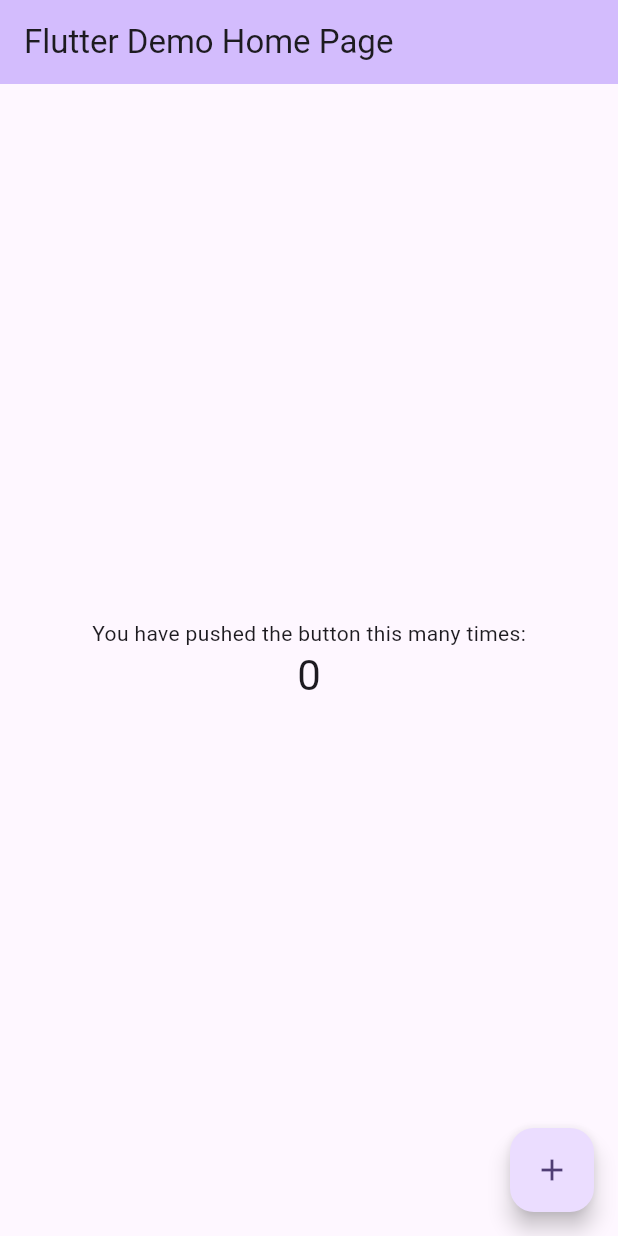
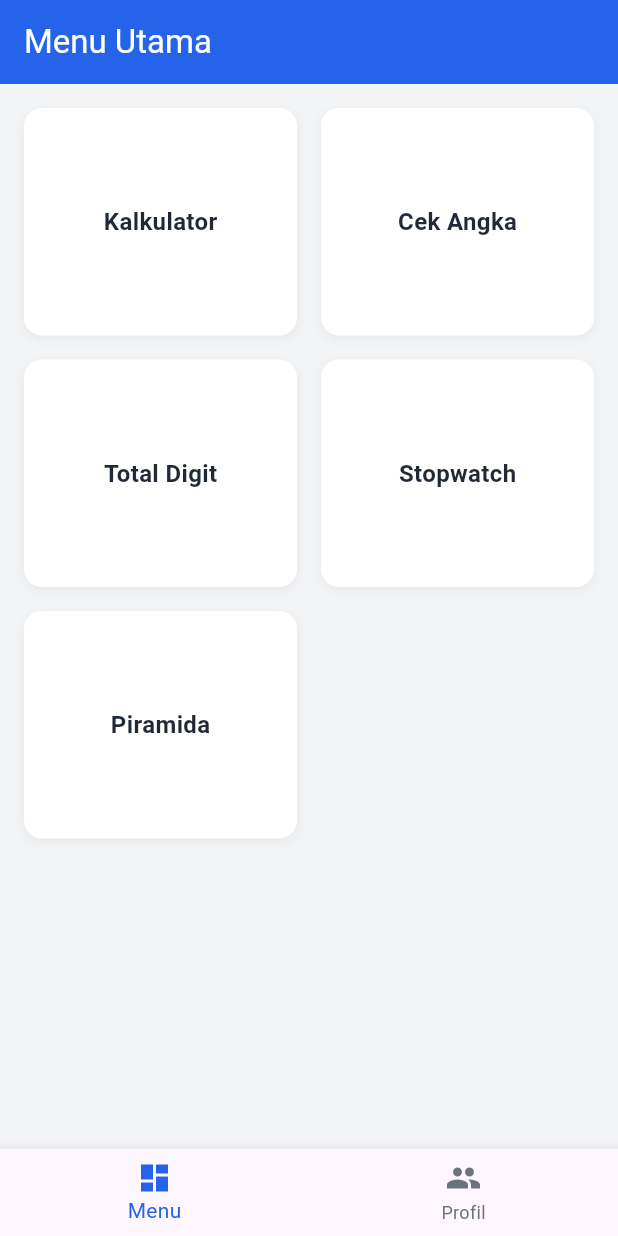
Before and after one commit to AmnanBK/tpm-tugas-modul-4, a Flutter app: the screen it shows after launch, on a phone screen of 412 x 824 dp. Run offline on Flutter 3.47's test engine with Material 3 defaults, Android fonts, the phone set to English and light mode, and no system bars.

Commit message:
feat(core): initialize app architecture with theme, main entry, and home navigation

```diff
--- a/lib/core/theme/app_colors.dart
+++ b/lib/core/theme/app_colors.dart
@@ -0,0 +1,12 @@
+import 'package:flutter/material.dart';
+
+class AppColors {
+  AppColors._();
+
+  static const Color primary = Color(0xFF2563EB);
+  static const Color secondary = Color(0xFF10B981); // Untuk sukses/aksen
+  static const Color background = Color(0xFFF3F4F6); // Untuk latar
+  static const Color surface = Colors.white; // Untuk card/container
+  static const Color textPrimary = Color(0xFF1F2937); // Untuk teks utama
+  static const Color textSecondary = Color(0xFF6B7280); // Untuk teks pendukung
+}
--- a/lib/features/home/screens/home_screen.dart
+++ b/lib/features/home/screens/home_screen.dart
@@ -0,0 +1,106 @@
+import 'package:flutter/material.dart';
+import '../../../core/theme/app_colors.dart';
+
+class HomeScreen extends StatefulWidget {
+  const HomeScreen({super.key});
+
+  @override
+  State<HomeScreen> createState() => _HomeScreenState();
+}
+
+class _HomeScreenState extends State<HomeScreen> {
+  int _currentIndex = 0;
+
+  @override
+  Widget build(BuildContext context) {
+    final List<Widget> pages = [_buildMainMenu(), _buildProfilePlaceholder()];
+
+    return Scaffold(
+      appBar: AppBar(
+        title: Text(_currentIndex == 0 ? 'Menu Utama' : 'Profil Kelompok'),
+      ),
+      body: pages[_currentIndex],
+      bottomNavigationBar: BottomNavigationBar(
+        currentIndex: _currentIndex,
+        onTap: (index) {
+          setState(() {
+            _currentIndex = index;
+          });
+        },
+        selectedItemColor: AppColors.primary,
+        unselectedItemColor: AppColors.textSecondary,
+        items: const [
+          BottomNavigationBarItem(icon: Icon(Icons.dashboard), label: 'Menu'),
+          BottomNavigationBarItem(icon: Icon(Icons.group), label: 'Profil'),
+        ],
+      ),
+    );
+  }
+
+  // KOMPONEN LOKAL (Hanya dipakai di layar ini)
+
+  Widget _buildMainMenu() {
+    // Daftar nama fitur untuk di-looping menjadi tombol
+    final List<String> features = [
+      'Kalkulator',
+      'Cek Angka',
+      'Total Digit',
+      'Stopwatch',
+      'Piramida',
+    ];
+
+    return GridView.builder(
+      padding: const EdgeInsets.all(16.0),
+      gridDelegate: const SliverGridDelegateWithFixedCrossAxisCount(
+        crossAxisCount: 2,
+        crossAxisSpacing: 16.0,
+        mainAxisSpacing: 16.0,
+        childAspectRatio: 1.2,
+      ),
+      itemCount: features.length,
+      itemBuilder: (context, index) {
+        return InkWell(
+          onTap: () {
+            // TODO: Tambahkan navigasi ke layar masing-masing (Navigator.push)
+            ScaffoldMessenger.of(context).showSnackBar(
+              SnackBar(content: Text('Menuju fitur ${features[index]}...')),
+            );
+          },
+          child: Container(
+            decoration: BoxDecoration(
+              color: AppColors.surface,
+              borderRadius: BorderRadius.circular(12),
+              boxShadow: [
+                BoxShadow(
+                  color: Colors.black.withOpacity(0.05),
+                  blurRadius: 5,
+                  offset: const Offset(0, 2),
+                ),
+              ],
+            ),
+            child: Center(
+              child: Text(
+                features[index],
+                style: const TextStyle(
+                  color: AppColors.textPrimary,
+                  fontWeight: FontWeight.bold,
+                  fontSize: 16,
+                ),
+              ),
+            ),
+          ),
+        );
+      },
+    );
+  }
+
+  Widget _buildProfilePlaceholder() {
+    return const Center(
+      child: Text(
+        'Halaman Profil Kelompok\n(Dalam Pengerjaan)',
+        textAlign: TextAlign.center,
+        style: TextStyle(color: AppColors.textSecondary, fontSize: 16),
+      ),
+    );
+  }
+}
--- a/lib/main.dart
+++ b/lib/main.dart
@@ -1,122 +1,30 @@
 import 'package:flutter/material.dart';
+import 'core/theme/app_colors.dart';
+import 'features/home/screens/home_screen.dart';
 
 void main() {
-  runApp(const MyApp());
+  runApp(const MathUtilityApp());
 }
 
-class MyApp extends StatelessWidget {
-  const MyApp({super.key});
+class MathUtilityApp extends StatelessWidget {
+  const MathUtilityApp({super.key});
 
-  // This widget is the root of your application.
   @override
   Widget build(BuildContext context) {
     return MaterialApp(
-      title: 'Flutter Demo',
+      title: 'Math Utility App',
+      debugShowCheckedModeBanner: false,
       theme: ThemeData(
-        // This is the theme of your application.
-        //
-        // TRY THIS: Try running your application with "flutter run". You'll see
-        // the application has a purple toolbar. Then, without quitting the app,
-        // try changing the seedColor in the colorScheme below to Colors.green
-        // and then invoke "hot reload" (save your changes or press the "hot
-        // reload" button in a Flutter-supported IDE, or press "r" if you used
-        // the command line to start the app).
-        //
-        // Notice that the counter didn't reset back to zero; the application
-        // state is not lost during the reload. To reset the state, use hot
-        // restart instead.
-        //
-        // This works for code too, not just values: Most code changes can be
-        // tested with just a hot reload.
-        colorScheme: .fromSeed(seedColor: Colors.deepPurple),
+        primaryColor: AppColors.primary,
+        scaffoldBackgroundColor: AppColors.background,
+        appBarTheme: const AppBarTheme(
+          backgroundColor: AppColors.primary,
+          foregroundColor: Colors.white,
+          elevation: 0,
+        ),
+        useMaterial3: true,
       ),
-      home: const MyHomePage(title: 'Flutter Demo Home Page'),
+      home: const HomeScreen(),
     );
   }
 }
-
-class MyHomePage extends StatefulWidget {
-  const MyHomePage({super.key, required this.title});
-
-  // This widget is the home page of your application. It is stateful, meaning
-  // that it has a State object (defined below) that contains fields that affect
-  // how it looks.
-
-  // This class is the configuration for the state. It holds the values (in this
-  // case the title) provided by the parent (in this case the App widget) and
-  // used by the build method of the State. Fields in a Widget subclass are
-  // always marked "final".
-
-  final String title;
-
-  @override
-  State<MyHomePage> createState() => _MyHomePageState();
-}
-
-class _MyHomePageState extends State<MyHomePage> {
-  int _counter = 0;
-
-  void _incrementCounter() {
-    setState(() {
-      // This call to setState tells the Flutter framework that something has
-      // changed in this State, which causes it to rerun the build method below
-      // so that the display can reflect the updated values. If we changed
-      // _counter without calling setState(), then the build method would not be
-      // called again, and so nothing would appear to happen.
-      _counter++;
-    });
-  }
-
-  @override
-  Widget build(BuildContext context) {
-    // This method is rerun every time setState is called, for instance as done
-    // by the _incrementCounter method above.
-    //
-    // The Flutter framework has been optimized to make rerunning build methods
-    // fast, so that you can just rebuild anything that needs updating rather
-    // than having to individually change instances of widgets.
-    return Scaffold(
-      appBar: AppBar(
-        // TRY THIS: Try changing the color here to a specific color (to
-        // Colors.amber, perhaps?) and trigger a hot reload to see the AppBar
-        // change color while the other colors stay the same.
-        backgroundColor: Theme.of(context).colorScheme.inversePrimary,
-        // Here we take the value from the MyHomePage object that was created by
-        // the App.build method, and use it to set our appbar title.
-        title: Text(widget.title),
-      ),
-      body: Center(
-        // Center is a layout widget. It takes a single child and positions it
-        // in the middle of the parent.
-        child: Column(
-          // Column is also a layout widget. It takes a list of children and
-          // arranges them vertically. By default, it sizes itself to fit its
-          // children horizontally, and tries to be as tall as its parent.
-          //
-          // Column has various properties to control how it sizes itself and
-          // how it positions its children. Here we use mainAxisAlignment to
-          // center the children vertically; the main axis here is the vertical
-          // axis because Columns are vertical (the cross axis would be
-          // horizontal).
-          //
-          // TRY THIS: Invoke "debug painting" (choose the "Toggle Debug Paint"
-          // action in the IDE, or press "p" in the console), to see the
-          // wireframe for each widget.
-          mainAxisAlignment: .center,
-          children: [
-            const Text('You have pushed the button this many times:'),
-            Text(
-              '$_counter',
-              style: Theme.of(context).textTheme.headlineMedium,
-            ),
-          ],
-        ),
-      ),
-      floatingActionButton: FloatingActionButton(
-        onPressed: _incrementCounter,
-        tooltip: 'Increment',
-        child: const Icon(Icons.add),
-      ),
-    );
-  }
-}
```
